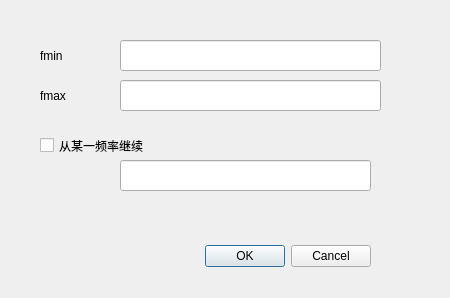
The window that GUI/ui_algo_pop.ui (wzmsykk/cst_tools) describes before a commit, drawn with Qt 5.
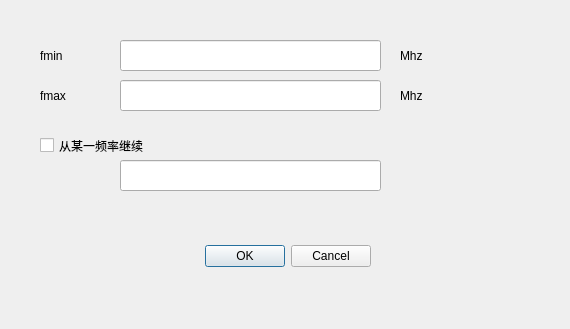
The same window after the commit.

Diff of the .ui file:
```diff
--- a/GUI/ui_algo_pop.ui
+++ b/GUI/ui_algo_pop.ui
@@ -6,8 +6,8 @@
    <rect>
     <x>0</x>
     <y>0</y>
-    <width>450</width>
-    <height>298</height>
+    <width>570</width>
+    <height>329</height>
    </rect>
   </property>
   <property name="windowTitle">
@@ -34,7 +34,7 @@
     <rect>
      <x>40</x>
      <y>130</y>
-     <width>141</width>
+     <width>281</width>
      <height>31</height>
     </rect>
    </property>
@@ -47,7 +47,7 @@
     <rect>
      <x>120</x>
      <y>160</y>
-     <width>251</width>
+     <width>261</width>
      <height>31</height>
     </rect>
    </property>
@@ -98,6 +98,32 @@
     </rect>
    </property>
   </widget>
+  <widget class="QLabel" name="label">
+   <property name="geometry">
+    <rect>
+     <x>400</x>
+     <y>50</y>
+     <width>54</width>
+     <height>12</height>
+    </rect>
+   </property>
+   <property name="text">
+    <string>Mhz</string>
+   </property>
+  </widget>
+  <widget class="QLabel" name="label_2">
+   <property name="geometry">
+    <rect>
+     <x>400</x>
+     <y>90</y>
+     <width>54</width>
+     <height>12</height>
+    </rect>
+   </property>
+   <property name="text">
+    <string>Mhz</string>
+   </property>
+  </widget>
  </widget>
  <resources/>
  <connections>
```
